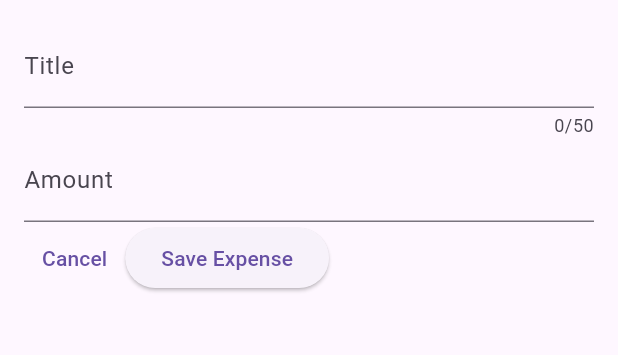
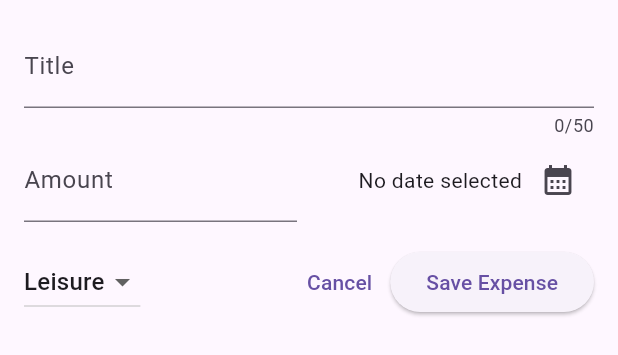
Before and after one commit to echolumaque/expense_tracker, a Flutter app: the NewExpense widget shown alone on an empty page, opened directly, on a phone screen of 412 x 824 dp. Shown: the top 355 px of the screen. Run offline on Flutter 3.47's test engine with Material 3 defaults, Android fonts, the phone set to English and light mode, and no system bars.

Commit message:
Continued developing add expense featuree

```diff
--- a/lib/models/expense.dart
+++ b/lib/models/expense.dart
@@ -2,7 +2,7 @@ import 'package:intl/intl.dart';
 import 'package:uuid/uuid.dart';
 import '../enums/category.dart';
 
-final formatter = DateFormat.yMMMMd();
+final formatter = DateFormat.yMMMd();
 const uuid = Uuid();
 
 class Expense {
--- a/lib/widgets/new_expense.dart
+++ b/lib/widgets/new_expense.dart
@@ -1,4 +1,7 @@
 import 'package:flutter/material.dart';
+import 'package:intl/intl.dart';
+import '../enums/category.dart';
+import '../models/expense.dart';
 
 class NewExpense extends StatefulWidget {
   const NewExpense({super.key});
@@ -12,6 +15,24 @@ class _NewExpenseState extends State<NewExpense> {
   // Basically, it gives you control to the TextField it is attached to
   final _amountController = TextEditingController();
   final _titleController = TextEditingController();
+  DateTime? _selectedDate;
+  Category _selectedCategory = Category.leisure;
+
+  void _presentDatePicker() async {
+    final now = DateTime.now();
+    final firstDate = DateTime(now.year - 1, now.month, now.day);
+
+    final pickedDate = await showDatePicker(
+      context: context,
+      initialDate: now,
+      firstDate: firstDate,
+      lastDate: now,
+    );
+
+    setState(() {
+      _selectedDate = pickedDate;
+    });
+  }
 
   @override
   void dispose() {
@@ -35,7 +56,10 @@ class _NewExpenseState extends State<NewExpense> {
               label: Text("Title"),
             ),
           ),
-          TextField(
+          Row(
+            children: [
+              Expanded(
+                child: TextField(
                   controller: _amountController,
                   keyboardType: TextInputType.number,
                   decoration: const InputDecoration(
@@ -43,8 +67,52 @@ class _NewExpenseState extends State<NewExpense> {
                     label: Text("Amount"),
                   ),
                 ),
+              ),
+              const SizedBox(width: 16),
+              Expanded(
+                child: Row(
+                  mainAxisAlignment: MainAxisAlignment.end,
+                  crossAxisAlignment: CrossAxisAlignment.center,
+                  children: [
+                    Text(
+                      _selectedDate == null
+                          ? "No date selected"
+                          : formatter.format(_selectedDate!),
+                    ),
+                    IconButton(
+                      onPressed: _presentDatePicker,
+                      icon: const Icon(Icons.calendar_month),
+                    ),
+                  ],
+                ),
+              ),
+            ],
+          ),
+          const SizedBox(height: 16),
           Row(
             children: [
+              DropdownButton(
+                value: _selectedCategory,
+                items: Category.values
+                    .map(
+                      (category) => DropdownMenuItem(
+                        value: category,
+                        child: Text(
+                          toBeginningOfSentenceCase(category.name),
+                        ),
+                      ),
+                    )
+                    .toList(),
+                onChanged: (value) {
+                  if (value == null) {
+                    return;
+                  }
+                  setState(() {
+                    _selectedCategory = value;
+                  });
+                },
+              ),
+              const Spacer(),
               TextButton(
                 onPressed: () {
                   Navigator.pop(context);
```
Lines whose indentation alone changed are shown as unchanged.
